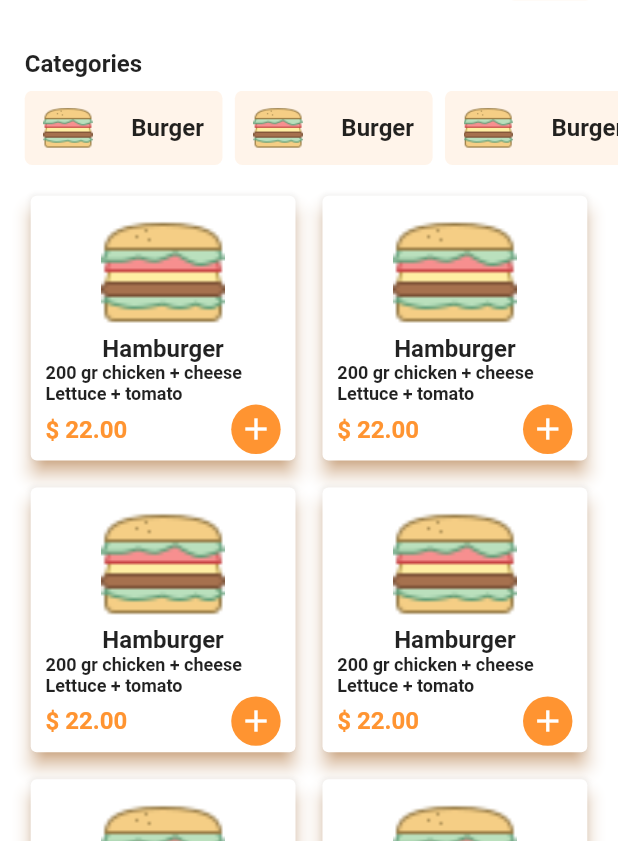
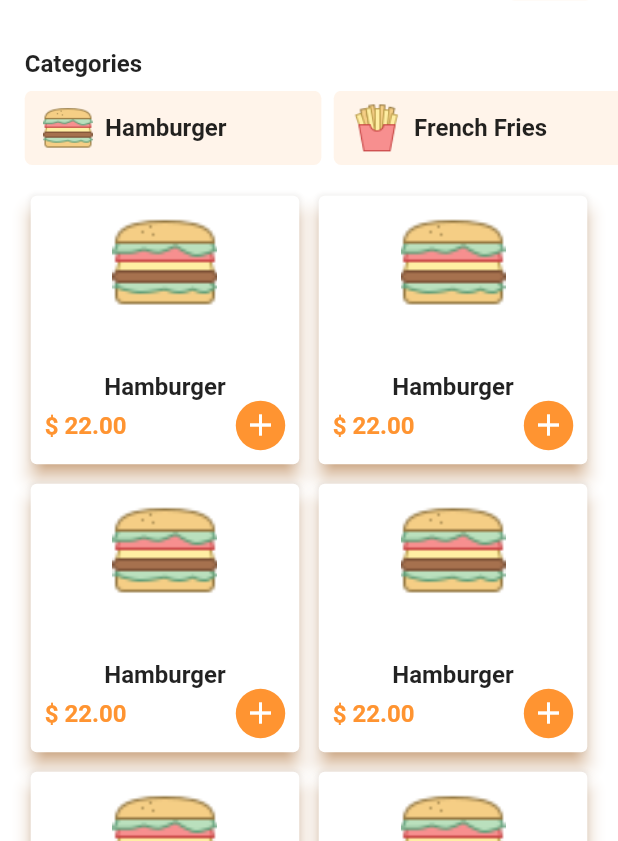
Before and after one commit to 3kdeveloper/foodie, a Flutter app: the HomeScreen screen opened directly, on a phone screen of 412 x 824 dp, the part 395-1236 px from its top. Run offline on Flutter 3.47's test engine with Material 2 defaults, Android fonts, the phone set to English and light mode, and no system bars; our stand-ins replace flutter_svg, get, smooth_page_indicator, water_drop_nav_bar.

Commit message:
creating category tile list and fetching date into listView

```diff
--- a/lib/model/category_title_model.dart
+++ b/lib/model/category_title_model.dart
@@ -1,9 +1,24 @@
 class CategoryTileModel {
-  final String iconPath;
+  final String imagePath;
   final String title;
 
   CategoryTileModel({
-    required this.iconPath,
+    required this.imagePath,
     required this.title,
   });
 }
+
+final List<CategoryTileModel> categoryTileData = [
+  CategoryTileModel(
+      imagePath: 'assets/icons/hamburger.png', title: 'Hamburger'),
+  CategoryTileModel(
+      imagePath: 'assets/icons/french_fries.png', title: 'French Fries'),
+  CategoryTileModel(imagePath: 'assets/icons/hot_dog.png', title: 'Hot Dog'),
+  CategoryTileModel(imagePath: 'assets/icons/nachos.png', title: 'Nachos'),
+  CategoryTileModel(imagePath: 'assets/icons/pizza.png', title: 'Pizza'),
+  CategoryTileModel(
+      imagePath: 'assets/icons/quesadilla.png', title: 'Quesadilla'),
+  CategoryTileModel(imagePath: 'assets/icons/sandwich.png', title: 'Sandwich'),
+  CategoryTileModel(imagePath: 'assets/icons/taco.png', title: 'Taco'),
+  CategoryTileModel(imagePath: 'assets/icons/wrap.png', title: 'Wrap'),
+];
--- a/lib/view/home/components/build_category_tile.dart
+++ b/lib/view/home/components/build_category_tile.dart
@@ -1,9 +1,14 @@
 import 'package:foodie/utils/exports.dart';
 
-Widget buildCategoryTile() {
-  return Container(
+Widget buildCategoryTile({
+  String? imagePath,
+  String? title,
+}) {
+  return InkWell(
+    onTap: () {},
+    child: Container(
       height: Get.height * 0.06,
-    width: Get.height * 0.16,
+      width: Get.height * 0.24,
       padding: EdgeInsets.symmetric(horizontal: Get.height * 0.015),
       margin: EdgeInsets.only(right: Get.width * 0.02),
       alignment: Alignment.center,
@@ -12,20 +17,21 @@ Widget buildCategoryTile() {
         borderRadius: BorderRadius.circular(5),
       ),
       child: Row(
-      mainAxisAlignment: MainAxisAlignment.center,
+        // mainAxisAlignment: MainAxisAlignment.start,
         children: [
           Image.asset(
-          AssetPaths.kHamburger,
+            imagePath!,
             height: Get.height * 0.04,
           ),
-        const Spacer(),
+          SizedBox(width: Get.width * 0.02),
           Text(
-          'Burger',
+            title!,
             style: kDescriptionTextStyle.copyWith(
                 // color: AppColors.kWhiteColor,
                 ),
           ),
         ],
       ),
+    ),
   );
 }
--- a/lib/view/home/components/build_item_display_card.dart
+++ b/lib/view/home/components/build_item_display_card.dart
@@ -1,26 +1,24 @@
 import 'package:foodie/utils/exports.dart';
 
 Widget buildItemDisplayCard() {
-  return Card(
+  return LayoutBuilder(builder: (context, constraints) {
+    return InkWell(
+      onTap: () {},
+      child: Card(
           elevation: 5,
           shadowColor: AppColors.kPrimaryColor,
-    child: SizedBox(
-      height: Get.height * 0.3,
           child: Padding(
-        padding: EdgeInsets.all(Get.height * 0.012),
+            padding: EdgeInsets.all(constraints.maxHeight * 0.05),
             child: Column(
+              mainAxisAlignment: MainAxisAlignment.spaceAround,
               children: [
                 Image.asset(
                   AssetPaths.kHamburger,
-              height: Get.height * 0.1,
+                  height: 70,
                   fit: BoxFit.cover,
                 ),
                 const Spacer(),
                 const Text('Hamburger', style: kDescriptionTextStyle),
-            Text('200 gr chicken + cheese Lettuce + tomato',
-                style: kDescriptionTextStyle.copyWith(
-                  fontSize: 12,
-                )),
                 Row(
                   children: [
                     Text('\$ 22.00',
@@ -32,17 +30,19 @@ Widget buildItemDisplayCard() {
                     Container(
                       height: Get.height * 0.04,
                       width: Get.height * 0.04,
+                      alignment: Alignment.center,
                       decoration: const BoxDecoration(
                         color: AppColors.kPrimaryColor,
                         shape: BoxShape.circle,
                       ),
-                  child: const Icon(Icons.add, color: AppColors.kWhiteColor),
+                      child:
+                          const Icon(Icons.add, color: AppColors.kWhiteColor),
                     )
                   ],
                 )
               ],
             ),
-      ),
-    ),
+          )),
     );
+  });
 }
--- a/lib/view/home/home_screen.dart
+++ b/lib/view/home/home_screen.dart
@@ -1,4 +1,5 @@
 import 'package:flutter/gestures.dart';
+import 'package:foodie/model/category_title_model.dart';
 import 'package:foodie/utils/exports.dart';
 
 class HomeScreen extends StatelessWidget {
@@ -26,11 +27,14 @@ class HomeScreen extends StatelessWidget {
               SizedBox(
                 height: Get.height * 0.06,
                 child: ListView.builder(
-                    itemCount: 9,
+                    itemCount: categoryTileData.length,
                     scrollDirection: Axis.horizontal,
                     padding: kDefaultPadding,
                     itemBuilder: (context, index) {
-                      return buildCategoryTile();
+                      return buildCategoryTile(
+                        imagePath: categoryTileData[index].imagePath,
+                        title: categoryTileData[index].title,
+                      );
                     }),
               ),
               SizedBox(height: Get.height * 0.02),
@@ -41,8 +45,8 @@ class HomeScreen extends StatelessWidget {
                 padding: kDefaultPadding,
                 gridDelegate: const SliverGridDelegateWithFixedCrossAxisCount(
                   crossAxisCount: 2,
-                  mainAxisSpacing: 10,
-                  crossAxisSpacing: 10,
+                  mainAxisSpacing: 5,
+                  crossAxisSpacing: 5,
                 ),
                 itemBuilder: (context, index) {
                   return buildItemDisplayCard();
```
Lines whose indentation alone changed are shown as unchanged.
